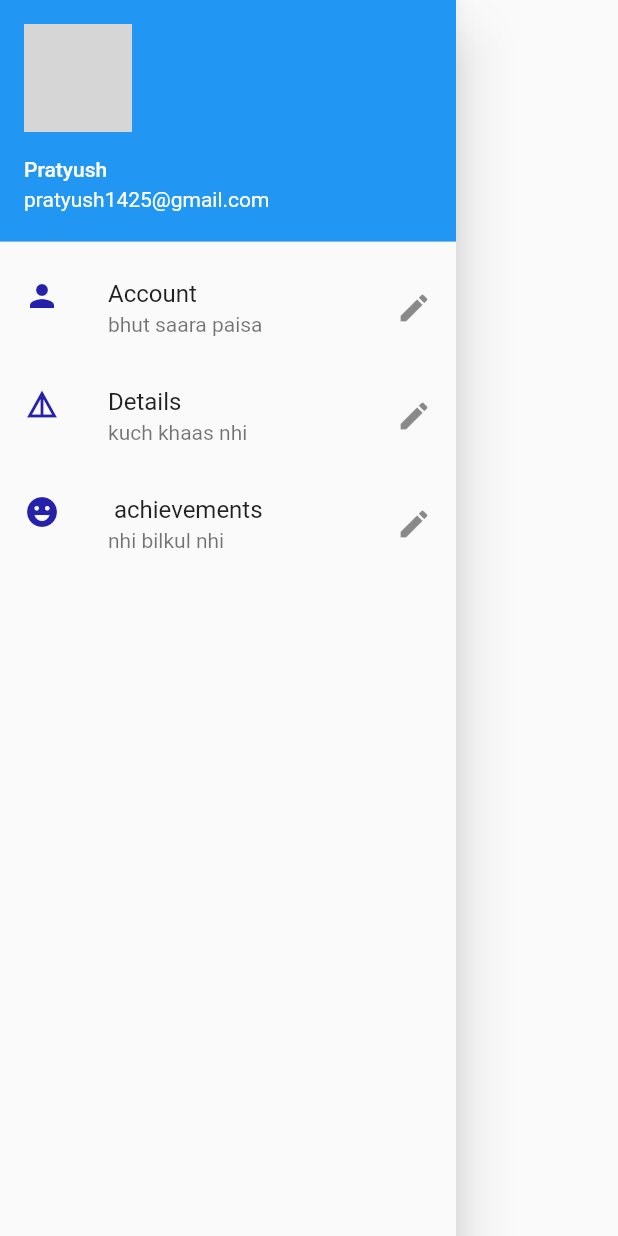
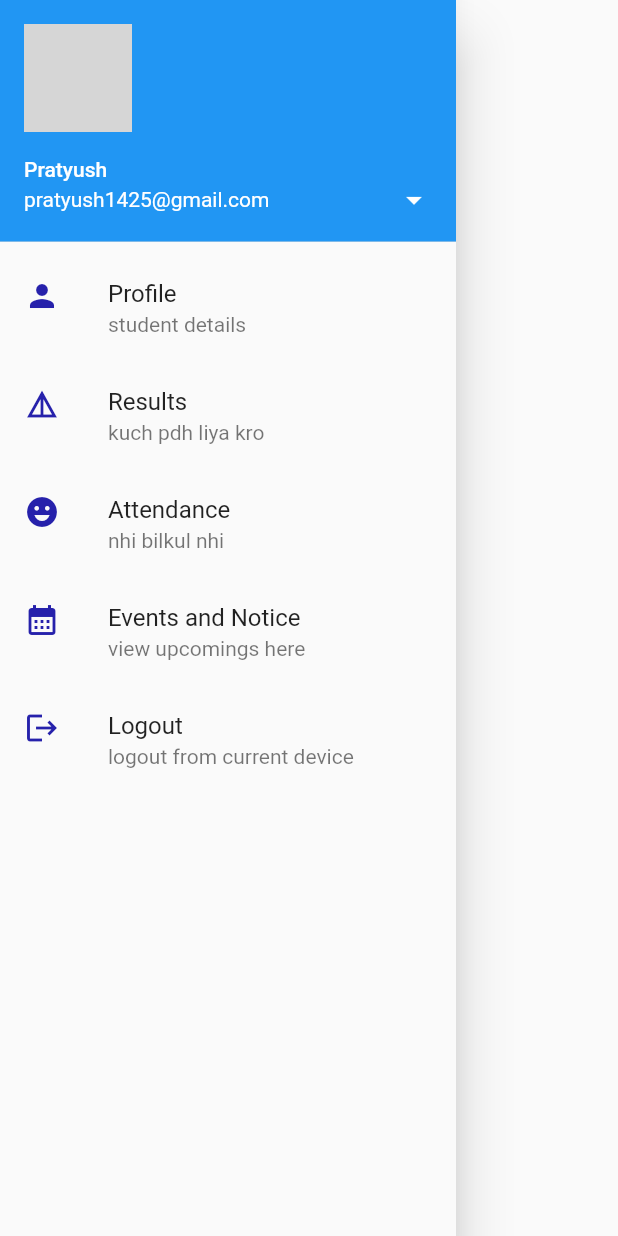
Before and after one commit to pratyush1425/project, a Flutter app: the MyDrawer widget shown alone on an empty page, opened directly, on a phone screen of 412 x 824 dp. Run offline on Flutter 3.47's test engine with Material 2 defaults, Android fonts, the phone set to English and light mode, and no system bars; network calls fail; grey boxes are pictures that could not be loaded.

Commit message:
25/05/01/pratyush

```diff
--- a/lib/common/drawer.dart
+++ b/lib/common/drawer.dart
@@ -11,40 +11,64 @@ class MyDrawer extends StatelessWidget {
       child: ListView(
         // ignore: prefer_const_literals_to_create_immutables
         children: <Widget>[
-          const UserAccountsDrawerHeader(
-              accountName: Text("Pratyush"),
-              accountEmail: Text("pratyush1425@gmail.com"),
-              currentAccountPicture: CircleAvatar(
-                backgroundImage: NetworkImage(
-                    "https://media.vanityfair.com/photos/5fcfd7bde9fd5209684824fd/master/w_2560%2Cc_limit/1178141599"),
-              )),
-          const ListTile(
+          UserAccountsDrawerHeader(
+            accountName: Text("Pratyush"),
+            accountEmail: Text("pratyush1425@gmail.com"),
+            currentAccountPicture: CircleAvatar(
+              backgroundImage: NetworkImage(
+                  "https://media.vanityfair.com/photos/5fcfd7bde9fd5209684824fd/master/w_2560%2Cc_limit/1178141599"),
+            ),
+            onDetailsPressed: () {},
+          ),
+          ListTile(
             leading: Icon(
               Icons.person,
               color: Color.fromARGB(255, 38, 33, 171),
             ),
-            title: Text("Account"),
-            subtitle: Text("bhut saara paisa"),
-            trailing: Icon(Icons.edit),
+            title: Text("Profile"),
+            subtitle: Text("student details"),
+            onTap: () {
+              Navigator.pop(context);
+            },
           ),
-          const ListTile(
+          ListTile(
             leading: Icon(
               Icons.details,
               color: Color.fromARGB(255, 38, 33, 171),
             ),
-            title: Text("Details"),
-            subtitle: Text("kuch khaas nhi"),
-            trailing: Icon(Icons.edit),
+            title: Text("Results"),
+            subtitle: Text("kuch pdh liya kro"),
+            onTap: () {},
           ),
-          const ListTile(
+          ListTile(
             leading: Icon(
               Icons.emoji_emotions,
               color: Color.fromARGB(255, 38, 33, 171),
             ),
-            title: Text(" achievements"),
+            title: Text("Attendance"),
             subtitle: Text("nhi bilkul nhi"),
-            trailing: Icon(Icons.edit),
-          )
+            onTap: () {},
+          ),
+          ListTile(
+            leading: Icon(
+              Icons.calendar_month,
+              color: Color.fromARGB(255, 38, 33, 171),
+            ),
+            title: Text("Events and Notice"),
+            subtitle: Text("view upcomings here"),
+            onTap: () {},
+          ),
+          ListTile(
+            leading: Icon(
+              Icons.logout,
+              color: Color.fromARGB(255, 38, 33, 171),
+            ),
+            title: Text("Logout"),
+            subtitle: Text("logout from current device"),
+            onTap: (() {
+              Navigator.pushNamedAndRemoveUntil(context, '/', (route) => false);
+            }),
+          ),
         ],
       ),
     );
--- a/lib/pages/login.dart
+++ b/lib/pages/login.dart
@@ -1,5 +1,3 @@
-// ignore_for_file: unused_label
-
 import 'package:flutter/material.dart';
 import 'package:project/pages/home.dart';
 
@@ -19,7 +17,8 @@ class _LoginPageState extends State<LoginPage> {
   @override
   Widget build(BuildContext context) {
     return Scaffold(
-      backgroundColor: const Color.fromARGB(255, 204, 207, 208),
+      // ignore: prefer_const_constructors
+      backgroundColor: Color.fromARGB(255, 233, 236, 237),
       appBar: AppBar(
         title: const Text(
           "MyApp",
@@ -81,7 +80,7 @@ class _LoginPageState extends State<LoginPage> {
                                   context,
                                   MaterialPageRoute(
                                     builder: (context) => Home(
-                                      name : _name,
+                                      name: _name,
                                     ),
                                   ));
                             }
```
